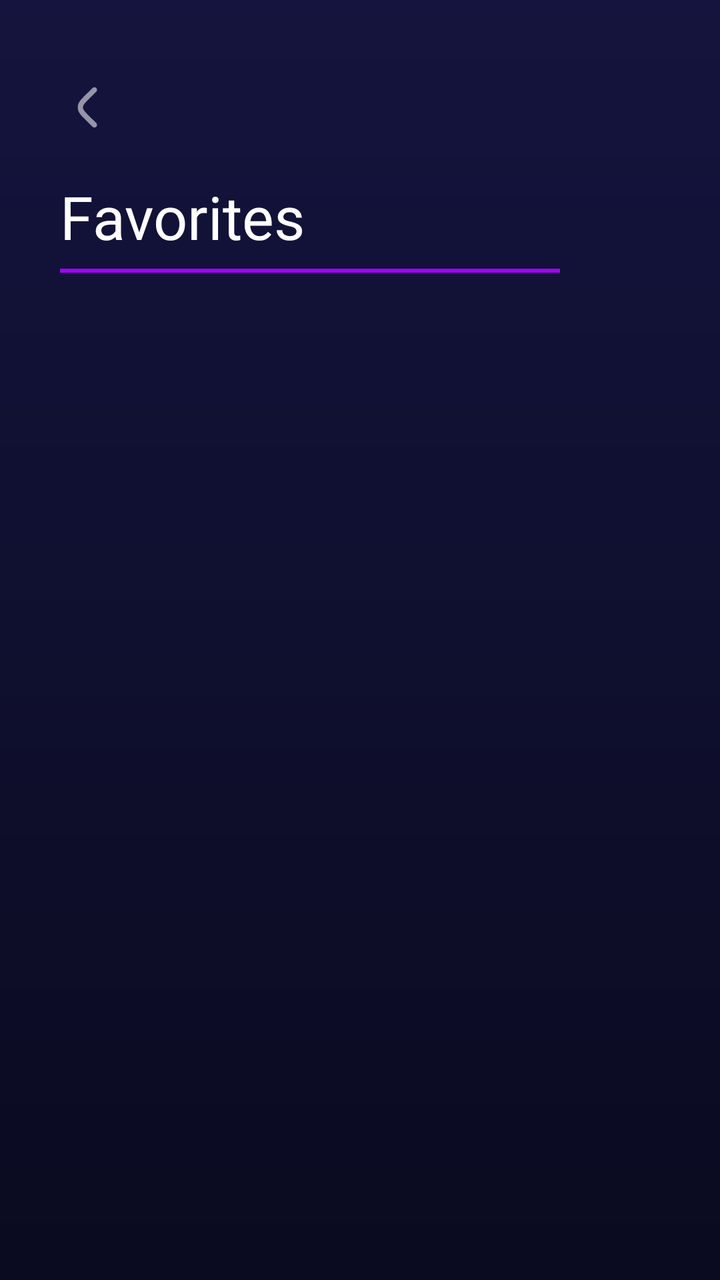
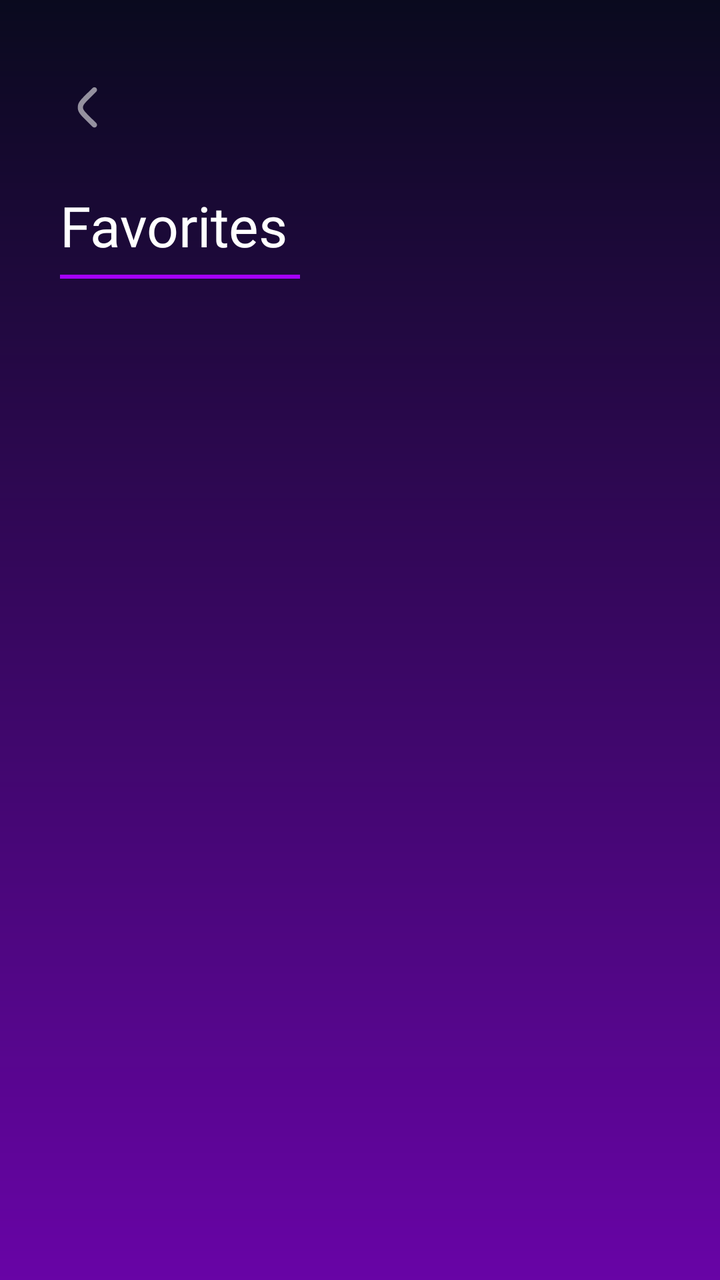

Two renders of the same Android screen: before a commit and after it. Below are the layout's source before the change and the commit's diff.
<!-- AndroidManifest.xml: application theme Theme.MaterialComponents.DayNight.NoActionBar -->
<!-- res/layout/activity_liked_songs.xml -->
<?xml version="1.0" encoding="utf-8"?>
<androidx.constraintlayout.widget.ConstraintLayout xmlns:android="http://schemas.android.com/apk/res/android"
    xmlns:app="http://schemas.android.com/apk/res-auto"
    android:layout_width="match_parent"
    android:layout_height="match_parent"
    xmlns:tools="http://schemas.android.com/tools"
    android:background="#0A0A20">

    <ImageView
        android:id="@+id/gradientBg"
        android:layout_width="match_parent"
        android:layout_height="match_parent"
        android:alpha="0.3"
        android:scaleType="centerCrop"
        android:src="@drawable/gradient_bg_1" />

    <ImageButton
        android:id="@+id/btnBack"
        android:layout_width="48dp"
        android:layout_height="48dp"
        android:layout_marginStart="20dp"
        android:layout_marginTop="30dp"
        android:background="?attr/selectableItemBackgroundBorderless"
        android:src="@drawable/ic_back"
        app:layout_constraintStart_toStartOf="parent"
        app:layout_constraintTop_toTopOf="parent"
        app:tint="#FFFFFF" />

    <TextView
        android:id="@+id/likedTitle"
        android:layout_width="wrap_content"
        android:layout_height="wrap_content"
        android:layout_marginStart="30dp"
        android:layout_marginTop="10dp"
        android:fontFamily="@font/zen_dots"
        android:text="Favorites"
        android:textColor="#FFFFFF"
        android:textSize="30sp"
        app:layout_constraintStart_toStartOf="parent"
        app:layout_constraintTop_toBottomOf="@id/btnBack" />

    <View
        android:id="@+id/titleUnderline"
        android:layout_width="250dp"
        android:layout_height="2dp"
        android:layout_marginTop="6dp"
        android:background="#A600FF"
        app:layout_constraintStart_toStartOf="@id/likedTitle"
        app:layout_constraintTop_toBottomOf="@id/likedTitle" />

    <androidx.recyclerview.widget.RecyclerView
        android:id="@+id/likedRecyclerView"
        android:layout_width="match_parent"
        android:layout_height="0dp"
        android:layout_marginTop="20dp"
        android:clipToPadding="false"
        android:paddingBottom="20dp"
        app:layout_constraintBottom_toBottomOf="parent"
        app:layout_constraintTop_toBottomOf="@id/titleUnderline"
        tools:listitem="@layout/item_track"/>

</androidx.constraintlayout.widget.ConstraintLayout>
<!-- res/layout/item_track.xml (included above) -->
<?xml version="1.0" encoding="utf-8"?>
<LinearLayout xmlns:android="http://schemas.android.com/apk/res/android"
    android:layout_width="match_parent"
    android:layout_height="wrap_content"
    android:orientation="horizontal"
    android:padding="12dp"
    android:background="?android:attr/selectableItemBackground">

    <ImageView
        android:id="@+id/ivAlbumArt"
        android:layout_width="48dp"
        android:layout_height="48dp"
        android:scaleType="centerCrop" />

    <LinearLayout
        android:layout_width="0dp"
        android:layout_height="wrap_content"
        android:layout_weight="1"
        android:layout_marginStart="12dp"
        android:orientation="vertical">

        <TextView
            android:id="@+id/tvSongTitle"
            android:layout_width="wrap_content"
            android:layout_height="wrap_content"
            android:textSize="16sp"
            android:textStyle="bold"
            android:text="Song Title" />

        <TextView
            android:id="@+id/tvSongArtist"
            android:layout_width="wrap_content"
            android:layout_height="wrap_content"
            android:textSize="14sp"
            android:text="Artist Name" />

    </LinearLayout>

    <ImageButton
        android:id="@+id/btnLikeButton"
        android:layout_width="48dp"
        android:layout_height="48dp"
        android:background="?android:attr/selectableItemBackground"
        android:src="@android:drawable/btn_star_big_off" />

</LinearLayout>
<!-- resources referenced by this layout -->
<resources>
  <!-- drawable gradient_bg_1 (drawable) -->
  <shape xmlns:android="http://schemas.android.com/apk/res/android">
      <gradient
          android:startColor="#2A2A82"
          android:endColor="#09091C"
          android:angle="270"/>
  </shape>
  <!-- drawable ic_back (drawable) -->
  <vector xmlns:android="http://schemas.android.com/apk/res/android"
      android:width="43dp"
      android:height="43dp"
      android:viewportWidth="43"
      android:viewportHeight="43">
    <path
        android:pathData="M25.458,13.2C25.974,12.689 25.978,11.857 25.467,11.342C24.956,10.826 24.124,10.822 23.608,11.333L20.463,14.45C19.278,15.624 18.31,16.584 17.624,17.439C16.91,18.328 16.393,19.23 16.255,20.313C16.194,20.788 16.194,21.269 16.255,21.744C16.393,22.827 16.91,23.729 17.624,24.618C18.31,25.473 19.278,26.433 20.463,27.607L23.608,30.724C24.124,31.235 24.956,31.231 25.467,30.716C25.978,30.2 25.974,29.368 25.458,28.857L22.369,25.795C21.115,24.552 20.255,23.697 19.673,22.972C19.108,22.269 18.914,21.816 18.862,21.412C18.83,21.157 18.83,20.9 18.862,20.646C18.914,20.241 19.108,19.789 19.673,19.085C20.255,18.36 21.115,17.505 22.369,16.262L25.458,13.2Z"
        android:strokeAlpha="0.55"
        android:fillColor="#ffffff"
        android:fillAlpha="0.55"/>
  </vector>
</resources>

<!-- the commit's change to res/layout/activity_liked_songs.xml (unified diff, before → after) -->
@@ -1,18 +1,17 @@
 <?xml version="1.0" encoding="utf-8"?>
-<androidx.constraintlayout.widget.ConstraintLayout xmlns:android="http://schemas.android.com/apk/res/android"
+<androidx.constraintlayout.widget.ConstraintLayout
+    xmlns:android="http://schemas.android.com/apk/res/android"
     xmlns:app="http://schemas.android.com/apk/res-auto"
     android:layout_width="match_parent"
     android:layout_height="match_parent"
-    xmlns:tools="http://schemas.android.com/tools"
     android:background="#0A0A20">
 
     <ImageView
-        android:id="@+id/gradientBg"
         android:layout_width="match_parent"
         android:layout_height="match_parent"
-        android:alpha="0.3"
+        android:alpha="0.6"
         android:scaleType="centerCrop"
-        android:src="@drawable/gradient_bg_1" />
+        android:src="@drawable/gradient_bg_2"/>
 
     <ImageButton
         android:id="@+id/btnBack"
@@ -22,88 +21,53 @@
         android:layout_marginTop="30dp"
         android:background="?attr/selectableItemBackgroundBorderless"
         android:src="@drawable/ic_back"
+        app:tint="#FFFFFF"
         app:layout_constraintStart_toStartOf="parent"
-        app:layout_constraintTop_toTopOf="parent"
-        app:tint="#FFFFFF" />
+        app:layout_constraintTop_toTopOf="parent"/>
 
     <TextView
         android:id="@+id/likedTitle"
         android:layout_width="wrap_content"
         android:layout_height="wrap_content"
         android:layout_marginStart="30dp"
-        android:layout_marginTop="10dp"
+        android:layout_marginTop="16dp"
+        android:text="Favorites"
+        android:textColor="@color/white_text"
+        android:textSize="28sp"
         android:fontFamily="@font/zen_dots"
-        android:text="Favorites"
-        android:textColor="#FFFFFF"
-        android:textSize="30sp"
         app:layout_constraintStart_toStartOf="parent"
-        app:layout_constraintTop_toBottomOf="@id/btnBack" />
+        app:layout_constraintTop_toBottomOf="@id/btnBack"/>
 
     <View
         android:id="@+id/titleUnderline"
-        android:layout_width="250dp"
+        android:layout_width="120dp"
         android:layout_height="2dp"
         android:layout_marginTop="6dp"
         android:background="#A600FF"
         app:layout_constraintStart_toStartOf="@id/likedTitle"
-        app:layout_constraintTop_toBottomOf="@id/likedTitle" />
+        app:layout_constraintTop_toBottomOf="@id/likedTitle"/>
+
+    <TextView
+        android:id="@+id/emptyState"
+        android:layout_width="wrap_content"
+        android:layout_height="wrap_content"
+        android:text="No liked songs yet"
+        android:textColor="#80FFFFFF"
+        android:fontFamily="@font/zen_dots"
+        android:visibility="gone"
+        app:layout_constraintTop_toBottomOf="@id/titleUnderline"
+        app:layout_constraintBottom_toBottomOf="parent"
+        app:layout_constraintStart_toStartOf="parent"
+        app:layout_constraintEnd_toEndOf="parent"/>
 
     <androidx.recyclerview.widget.RecyclerView
         android:id="@+id/likedRecyclerView"
         android:layout_width="match_parent"
         android:layout_height="0dp"
         android:layout_marginTop="20dp"
+        android:paddingHorizontal="20dp"
         android:clipToPadding="false"
-        android:paddingBottom="20dp"
-        app:layout_constraintBottom_toBottomOf="parent"
         app:layout_constraintTop_toBottomOf="@id/titleUnderline"
-        tools:listitem="@layout/item_track"/>
+        app:layout_constraintBottom_toBottomOf="parent"/>
 
 </androidx.constraintlayout.widget.ConstraintLayout>
-<!-- res/layout/item_track.xml (included above) -->
-<?xml version="1.0" encoding="utf-8"?>
-<LinearLayout xmlns:android="http://schemas.android.com/apk/res/android"
-    android:layout_width="match_parent"
-    android:layout_height="wrap_content"
-    android:orientation="horizontal"
-    android:padding="12dp"
-    android:background="?android:attr/selectableItemBackground">
-
-    <ImageView
-        android:id="@+id/ivAlbumArt"
-        android:layout_width="48dp"
-        android:layout_height="48dp"
-        android:scaleType="centerCrop" />
-
-    <LinearLayout
-        android:layout_width="0dp"
-        android:layout_height="wrap_content"
-        android:layout_weight="1"
-        android:layout_marginStart="12dp"
-        android:orientation="vertical">
-
-        <TextView
-            android:id="@+id/tvSongTitle"
-            android:layout_width="wrap_content"
-            android:layout_height="wrap_content"
-            android:textSize="16sp"
-            android:textStyle="bold"
-            android:text="Song Title" />
-
-        <TextView
-            android:id="@+id/tvSongArtist"
-            android:layout_width="wrap_content"
-            android:layout_height="wrap_content"
-            android:textSize="14sp"
-            android:text="Artist Name" />
-
-    </LinearLayout>
-
-    <ImageButton
-        android:id="@+id/btnLikeButton"
-        android:layout_width="48dp"
-        android:layout_height="48dp"
-        android:background="?android:attr/selectableItemBackground"
-        android:src="@android:drawable/btn_star_big_off" />
-
-</LinearLayout>
<!-- resource entries referenced after the edit -->
@@ -1,10 +1,11 @@
 <!-- resources referenced by this layout -->
 <resources>
-  <!-- drawable gradient_bg_1 (drawable) -->
+  <color name="white_text">#FFFFFF</color>
+  <!-- drawable gradient_bg_2 (drawable) -->
   <shape xmlns:android="http://schemas.android.com/apk/res/android">
       <gradient
-          android:startColor="#2A2A82"
-          android:endColor="#09091C"
+          android:startColor="#09091C"
+          android:endColor="#A600FF"
           android:angle="270"/>
   </shape>
   <!-- drawable ic_back (drawable) -->
